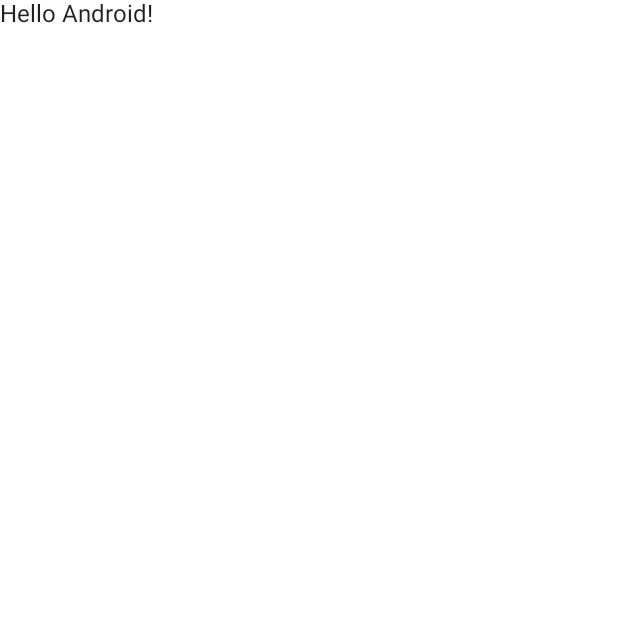
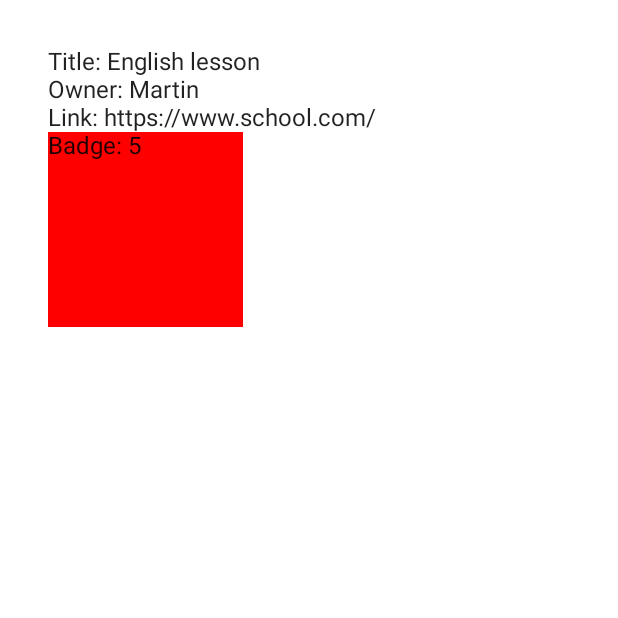
Before and after one commit to artishevsky/android-playground, an Android app built with Jetpack Compose: the ComposeActivity screen opened directly, with no data from a screen before it, on a phone screen of 412 x 824 dp, the top half of it. Before the commit the part shown is almost empty. Run offline under Robolectric (Android 15) with nearby library versions, the phone set to English and light mode, and no system bars.

Commit message:
Check declarative approach to define EventCard

```diff
--- a/app/src/main/java/com/artishevsky/android/playground/ComposeActivity.kt
+++ b/app/src/main/java/com/artishevsky/android/playground/ComposeActivity.kt
@@ -3,13 +3,16 @@ package com.artishevsky.android.playground
 import android.os.Bundle
 import androidx.activity.ComponentActivity
 import androidx.activity.compose.setContent
-import androidx.compose.foundation.layout.fillMaxSize
+import androidx.compose.foundation.background
+import androidx.compose.foundation.layout.*
 import androidx.compose.material.MaterialTheme
 import androidx.compose.material.Surface
 import androidx.compose.material.Text
 import androidx.compose.runtime.Composable
 import androidx.compose.ui.Modifier
+import androidx.compose.ui.graphics.Color
 import androidx.compose.ui.tooling.preview.Preview
+import androidx.compose.ui.unit.dp
 import com.artishevsky.android.playground.ui.theme.AndroidPlaygroundTheme
 
 class ComposeActivity : ComponentActivity() {
@@ -19,10 +22,12 @@ class ComposeActivity : ComponentActivity() {
             AndroidPlaygroundTheme {
                 // A surface container using the 'background' color from the theme
                 Surface(
-                    modifier = Modifier.fillMaxSize(),
+                    modifier = Modifier
+                        .fillMaxSize()
+                        .padding(32.dp),
                     color = MaterialTheme.colors.background
                 ) {
-                    Greeting("Android")
+                    EventCard(event = englishLesson)
                 }
             }
         }
@@ -30,14 +35,96 @@ class ComposeActivity : ComponentActivity() {
 }
 
 @Composable
-fun Greeting(name: String) {
-    Text(text = "Hello $name!")
+fun Title(title: String) {
+    Text(text = "Title: $title")
+}
+
+@Composable
+fun Owner(owner: String) {
+    Text(text = "Owner: $owner")
+}
+
+@Composable
+fun Call(callLink: String) {
+    Text(text = "Link: $callLink")
+}
+
+@Composable
+fun Guests(collapsed: Boolean, content: @Composable () -> Unit) {
+    Box(modifier = Modifier.background(Color.Red).size(if (!collapsed) 130.dp else 300.dp)) {
+        content()
+    }
+}
+
+@Composable
+fun Badge(text: String) {
+    Text(text = "Badge: $text")
+}
+
+@Composable
+fun EventCard(event: Event) {
+    Column {
+        Title(event.title)
+        Owner(event.owner)
+        Call(event.callLink)
+
+        if (event.guests.isNotEmpty()) {
+            Guests(collapsed = event.guests.size > 5) {
+                if (event.guests.size > 50) {
+                    Badge("50+")
+                } else {
+                    Badge("${event.guests.size}")
+                }
+            }
+        }
+    }
 }
 
 @Preview(showBackground = true)
 @Composable
 fun DefaultPreview() {
     AndroidPlaygroundTheme {
-        Greeting("Android")
+        EventCard(dentistAppointment)
     }
 }
+
+data class Event(
+    val title: String,
+    val owner: String,
+    val callLink: String,
+    val guests: List<Guest>,
+    val room: String,
+    val isRoomSelected: Boolean
+)
+
+data class Guest(
+    val name: String,
+    val surname: String
+)
+
+val dentistAppointment = Event(
+    title = "Dentist's appointment",
+    owner = "Martin",
+    callLink = "https://www.dentist.co.uk",
+    guests = emptyList(),
+    room = "",
+    isRoomSelected = false
+)
+
+val childBirthday = Event(
+    title = "Child's birthday",
+    owner = "Martin",
+    callLink = "https://www.disneylandparis.com/",
+    guests = (1..100).toList().map { Guest("Mr $it", "X") },
+    room = "BALLROOM",
+    isRoomSelected = true
+)
+
+val englishLesson = Event(
+    title = "English lesson",
+    owner = "Martin",
+    callLink = "https://www.school.com/",
+    guests = (1..5).toList().map { Guest("Student $it", "X") },
+    room = "R03",
+    isRoomSelected = true
+)
```
